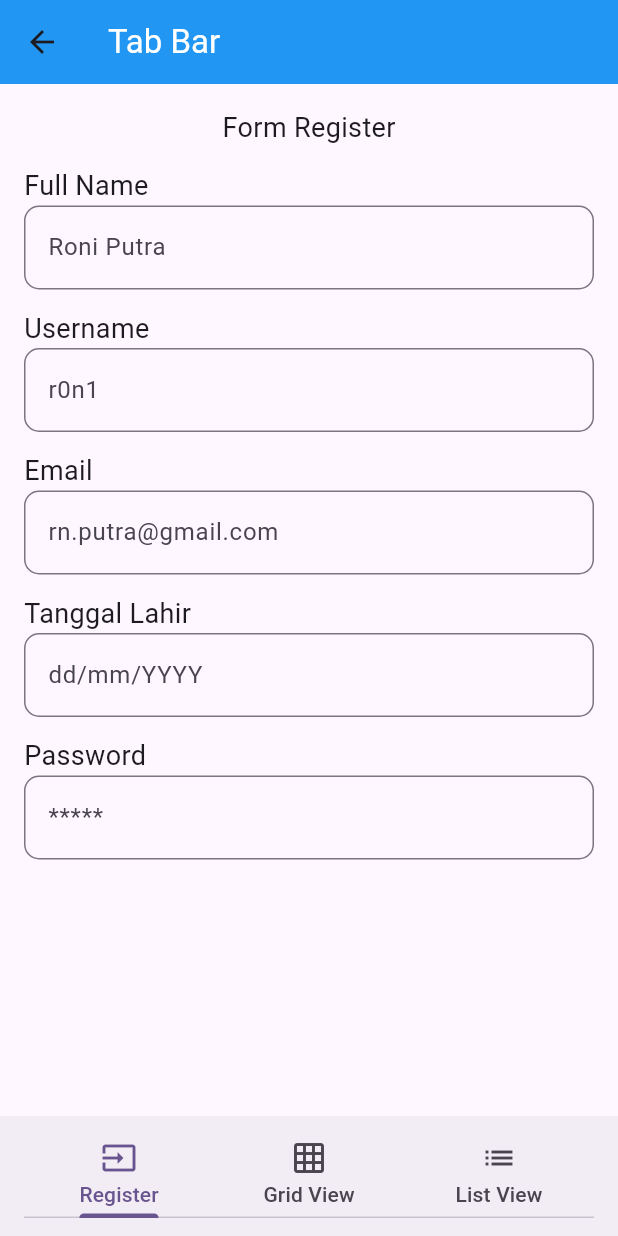
After one commit to rizkipm/flutter_mi2a, a Flutter app: the screen it shows after launch, after a tap on "Tab Bar", on a phone screen of 412 x 824 dp. The commit adds this screen. Run offline on Flutter 3.47's test engine with Material 3 defaults, Android fonts, the phone set to English and light mode, and no system bars.

Commit message:
Update code

```diff
--- a/lib/main.dart
+++ b/lib/main.dart
@@ -1,4 +1,5 @@
 import 'package:flutter/material.dart';
+import 'package:flutter_mi2a/screen/nav_bar/page_tab_bar.dart';
 import 'package:flutter_mi2a/screen/page_column.dart';
 import 'package:flutter_mi2a/screen/page_gambar.dart';
 import 'package:flutter_mi2a/screen/page_list_horizontal.dart';
@@ -128,6 +129,15 @@ class PageUtama extends StatelessWidget {
               color: Colors.orange,
               child: Text('Page Url Image', style: TextStyle(fontSize: 14, color: Colors.white),),
             ),
+
+            MaterialButton(onPressed: (){
+              Navigator.push(context, MaterialPageRoute(builder: (context)
+              => PageTabBar() //berfungsi pindah page
+              ));
+            },
+              color: Colors.orange,
+              child: Text('Tab Bar', style: TextStyle(fontSize: 14, color: Colors.white),),
+            ),
           ],
         ),
       ),
--- /dev/null
+++ b/lib/screen/nav_bar/page_grid_view.dart
@@ -0,0 +1,15 @@
+import 'package:flutter/material.dart';
+
+class PageGridView extends StatefulWidget {
+  const PageGridView({super.key});
+
+  @override
+  State<PageGridView> createState() => _PageGridViewState();
+}
+
+class _PageGridViewState extends State<PageGridView> {
+  @override
+  Widget build(BuildContext context) {
+    return Scaffold();
+  }
+}
--- /dev/null
+++ b/lib/screen/nav_bar/page_list_view.dart
@@ -0,0 +1,15 @@
+import 'package:flutter/material.dart';
+
+class PageListView extends StatefulWidget {
+  const PageListView({super.key});
+
+  @override
+  State<PageListView> createState() => _PageListViewState();
+}
+
+class _PageListViewState extends State<PageListView> {
+  @override
+  Widget build(BuildContext context) {
+    return Scaffold();
+  }
+}
--- /dev/null
+++ b/lib/screen/nav_bar/page_register.dart
@@ -0,0 +1,137 @@
+
+import 'package:flutter/material.dart';
+import 'package:intl/intl.dart';
+
+class PageRegister extends StatefulWidget {
+  const PageRegister({super.key});
+
+  @override
+  State<PageRegister> createState() => _PageRegisterState();
+}
+
+class _PageRegisterState extends State<PageRegister> {
+  TextEditingController fullname = TextEditingController();
+  TextEditingController username = TextEditingController();
+  TextEditingController email = TextEditingController();
+  TextEditingController tglLahir = TextEditingController();
+  TextEditingController password = TextEditingController();
+
+  Future selectDate() async {
+    DateTime? pickDate = await showDatePicker(
+      initialDate: DateTime.now(),
+      context: context,
+      firstDate: DateTime(1950),
+      lastDate: DateTime(2100),
+    );
+    if (pickDate != null) {
+      tglLahir.text = DateFormat("dd-MM-yyyy").format(pickDate);
+    }
+  }
+
+  @override
+  Widget build(BuildContext context) {
+    return Scaffold(
+      body: Form(
+        child: Padding(
+          padding: EdgeInsets.all(16),
+          child: SingleChildScrollView(
+            child: Column(
+              crossAxisAlignment: CrossAxisAlignment.start,
+              children: [
+                Center(
+                  child: Text("Form Register", style: TextStyle(fontSize: 18)),
+                ),
+                SizedBox(height: 13),
+                CostumeInput(
+                  labelInput: "Full Name",
+                  controller: fullname,
+                  hintText: "Roni Putra",
+                  textInputType: TextInputType.text,
+                ),
+                SizedBox(height: 13),
+                CostumeInput(
+                  labelInput: "Username",
+                  controller: username,
+                  hintText: "r0n1",
+                  textInputType: TextInputType.text,
+                ),
+                SizedBox(height: 13),
+                CostumeInput(
+                  labelInput: "Email",
+                  controller: email,
+                  hintText: "rn.putra@gmail.com",
+                  textInputType: TextInputType.emailAddress,
+                ),
+                SizedBox(height: 13),
+                CostumeInput(
+                  labelInput: "Tanggal Lahir",
+                  controller: tglLahir,
+                  hintText: "dd/mm/YYYY",
+                  textInputType: TextInputType.datetime,
+                  onTap: (){
+                    selectDate();
+                  },
+                ),
+                SizedBox(height: 13),
+                CostumeInput(
+                  labelInput: "Password",
+                  controller: password,
+                  hintText: "*****",
+                  textInputType: TextInputType.text,
+                  obscureText: true,
+                ),
+              ],
+            ),
+          ), // cara merapikan coding ctrl + l
+        ),
+      ),
+    );
+  }
+}
+
+class CostumeInput extends StatelessWidget {
+  final String labelInput;
+  final TextEditingController controller;
+  final String hintText;
+  final TextInputType textInputType;
+  final VoidCallback? onTap;
+  final bool obscureText;
+
+
+  const CostumeInput({
+    super.key,
+    required this.labelInput,
+    required this.controller,
+    required this.hintText,
+    required this.textInputType,
+    this.obscureText = false,
+    this.onTap
+  });
+
+  @override
+  Widget build(BuildContext context) {
+    return Column(
+      crossAxisAlignment: CrossAxisAlignment.start,
+      children: [
+        Text(labelInput, style: TextStyle(fontSize: 18)),
+        TextFormField(
+          controller: controller,
+          //fungsi untuk memproses input -> ambil data dari input
+          validator: (val) {
+            return val!.isEmpty ? "Input tidak boleh kosong" : null;
+          },
+          decoration: InputDecoration(
+            hintText: hintText,
+            border: OutlineInputBorder(borderRadius: BorderRadius.circular(10)),
+          ),
+          keyboardType: textInputType,
+          obscureText: obscureText,
+          onTap: (){
+            //Event Ketika di klik//
+            onTap?.call();
+          },
+        ),
+      ],
+    );
+  }
+}
--- /dev/null
+++ b/lib/screen/nav_bar/page_tab_bar.dart
@@ -0,0 +1,48 @@
+import 'package:flutter/material.dart';
+import 'package:flutter_mi2a/screen/nav_bar/page_grid_view.dart';
+import 'package:flutter_mi2a/screen/nav_bar/page_list_view.dart';
+import 'package:flutter_mi2a/screen/nav_bar/page_register.dart';
+
+class PageTabBar extends StatefulWidget {
+  const PageTabBar({super.key});
+
+  @override
+  State<PageTabBar> createState() => _PageTabBarState();
+}
+
+class _PageTabBarState extends State<PageTabBar>
+    with SingleTickerProviderStateMixin {
+  //inisialisasi object tab
+  late TabController tabController;
+
+  @override
+  void initState() {
+    // TODO: implement initState
+    super.initState();
+    tabController = TabController(length: 3, vsync: this);
+  }
+
+  @override
+  Widget build(BuildContext context) {
+    return Scaffold(
+      appBar: AppBar(
+        title: Text("Tab Bar", style: TextStyle(color: Colors.white)),
+        backgroundColor: Colors.blue,
+      ),
+      body: TabBarView(
+        controller: tabController,
+        children: [PageRegister(), PageGridView(), PageListView()],
+      ),
+      bottomNavigationBar: BottomAppBar(
+        child: TabBar(
+          controller: tabController,//tambahkan controller
+          tabs: [
+            Tab(text: "Register", icon: Icon(Icons.input)),
+            Tab(text: "Grid View", icon: Icon(Icons.grid_on)),
+            Tab(text: "List View", icon: Icon(Icons.list)),
+          ],
+        ),
+      ),
+    );
+  }
+}
--- a/pubspec.yaml
+++ b/pubspec.yaml
@@ -19,7 +19,7 @@ publish_to: 'none' # Remove this line if you wish to publish to pub.dev
 version: 1.0.0+1
 
 environment:
-  sdk: ^3.5.4
+  sdk: ^3.7.0
 
 # Dependencies specify other packages that your package needs in order to work.
 # To automatically upgrade your package dependencies to the latest versions
@@ -35,6 +35,7 @@ dependencies:
   # The following adds the Cupertino Icons font to your application.
   # Use with the CupertinoIcons class for iOS style icons.
   cupertino_icons: ^1.0.8
+  intl: ^0.20.2
 
 dev_dependencies:
   flutter_test:
@@ -45,7 +46,7 @@ dev_dependencies:
   # activated in the `analysis_options.yaml` file located at the root of your
   # package. See that file for information about deactivating specific lint
   # rules and activating additional ones.
-  flutter_lints: ^4.0.0
+  flutter_lints: ^5.0.0
 
 # For information on the generic Dart part of this file, see the
 # following page: https://dart.dev/tools/pub/pubspec
```
